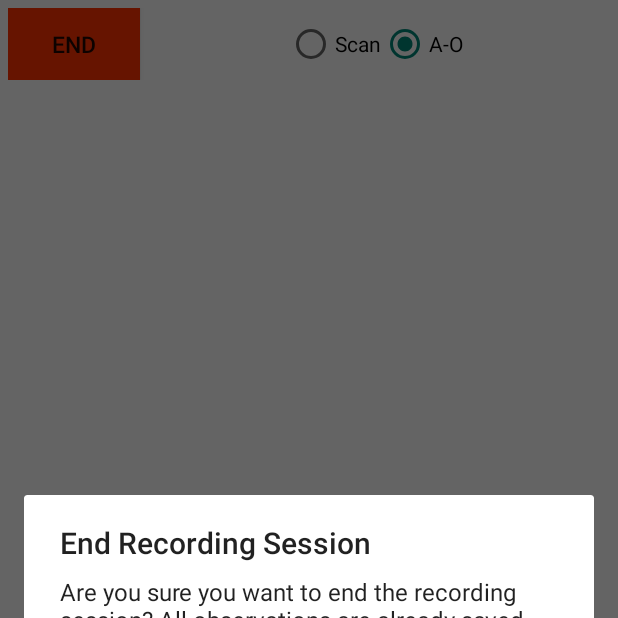
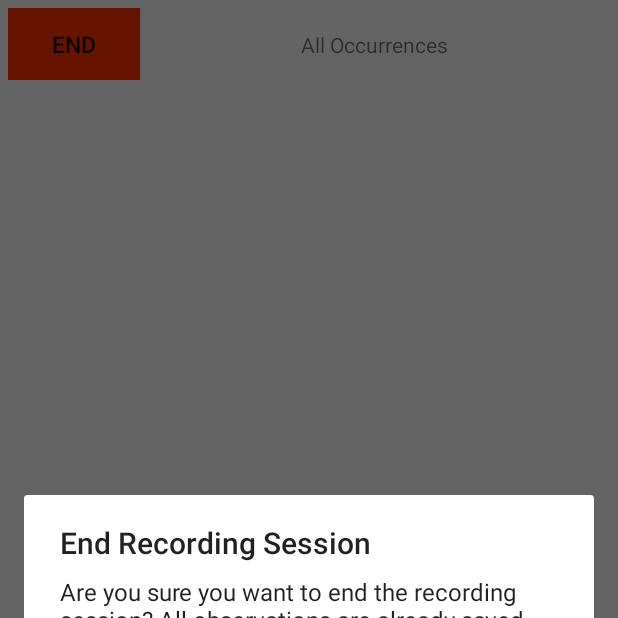
Before and after one commit to midfords/SquirrelObserver, an Android app: the RecordActivity screen opened directly, with no data from a screen before it, after a tap on "END", on a phone screen of 412 x 824 dp, the top half of it. Run offline under Robolectric (Android 15) with nearby library versions, the phone set to English and light mode, and no system bars; 25 statements that could not run were skipped; 2 other taps on this screen came first.

Commit message:
Changed to label for scan/a-o, change on activity creation.

```diff
--- a/app/src/main/java/com/project/squirrelobserver/squirrelObserver/RecordActivity.java
+++ b/app/src/main/java/com/project/squirrelobserver/squirrelObserver/RecordActivity.java
@@ -16,6 +16,8 @@ import com.project.squirrelobserver.util.Actor;
 import com.project.squirrelobserver.util.Behavior;
 import com.project.squirrelobserver.util.GlobalVariables;
 import com.project.squirrelobserver.util.Utils;
+
+import org.w3c.dom.Text;
 
 public  class RecordActivity
         extends TabActivity {
@@ -49,6 +51,17 @@ public  class RecordActivity
 
             timer.setText(String.format("%d:%02d", minutes, seconds));
         }
+
+        // Set text in header label
+        TextView header = (TextView) findViewById(R.id.scanAOHeaderLabel);
+
+        // Check for Scan or A-O
+        if (startTimer) {
+            header.setText(getResources().getString(R.string.record_activity_scan_label));
+        } else {
+            header.setText(getResources().getString(R.string.record_activity_all_occurrences_label));
+        }
+
         // Setup tabs
         tabHost = (TabHost)findViewById(android.R.id.tabhost);
 
@@ -179,29 +192,6 @@ public  class RecordActivity
         Utils.endRecordingSessionVerifyMessage(view.getContext(), this);
     }
 
-    public void onRadioButtonClicked(View view) {
-
-        // Is the button now checked?
-        boolean checked = ((RadioButton) view).isChecked();
-
-        // Check which radio button was clicked
-        switch(view.getId()) {
-
-            case R.id.radio_scan:
-                if (checked)
-
-                    // Scan radio was clicked
-
-                    break;
-            case R.id.radio_all_occurrences:
-                if (checked)
-
-                    // AO radio was clicked
-
-                    break;
-        }
-    }
-
     @Override
     public boolean onCreateOptionsMenu(Menu menu) {
         // Inflate the menu; this adds items to the action bar if it is present.
--- a/app/src/main/res/layout/activity_record.xml
+++ b/app/src/main/res/layout/activity_record.xml
@@ -31,26 +31,12 @@
                 android:layout_height="0dp"
                 android:layout_weight="1"/>
 
-            <RadioGroup xmlns:android="http://schemas.android.com/apk/res/android"
+            <TextView
                 android:layout_width="wrap_content"
                 android:layout_height="wrap_content"
-                android:orientation="horizontal"
-                android:layout_gravity="center_vertical">
-
-                <RadioButton android:id="@+id/radio_scan"
-                    android:layout_width="wrap_content"
-                    android:layout_height="wrap_content"
-                    android:text="@string/record_activity_scan_radio"
-                    android:checked="true"
-                    android:onClick="onRadioButtonClicked"/>
-
-                <RadioButton android:id="@+id/radio_all_occurrences"
-                    android:layout_width="wrap_content"
-                    android:layout_height="wrap_content"
-                    android:text="@string/record_activity_all_occurrences_radio"
-                    android:onClick="onRadioButtonClicked"/>
-
-            </RadioGroup>
+                android:gravity="center"
+                android:text="@string/record_activity_scan_label"
+                android:id="@+id/scanAOHeaderLabel"/>
 
             <!-- Hacky shit to right align button -->
             <View
--- a/app/src/main/res/values/strings.xml
+++ b/app/src/main/res/values/strings.xml
@@ -49,8 +49,8 @@
     <string name="other_tab_indicator">Other</string>
 
     <string name="record_activity_end_button">End</string>
-    <string name="record_activity_scan_radio">Scan</string>
-    <string name="record_activity_all_occurrences_radio">A-O</string>
+    <string name="record_activity_scan_label">Scan</string>
+    <string name="record_activity_all_occurrences_label">All Occurrences</string>
     <string name="record_activity_filter_hint">Filter</string>
 
     <string name="import_export_location_label">Location File:</string>
```
